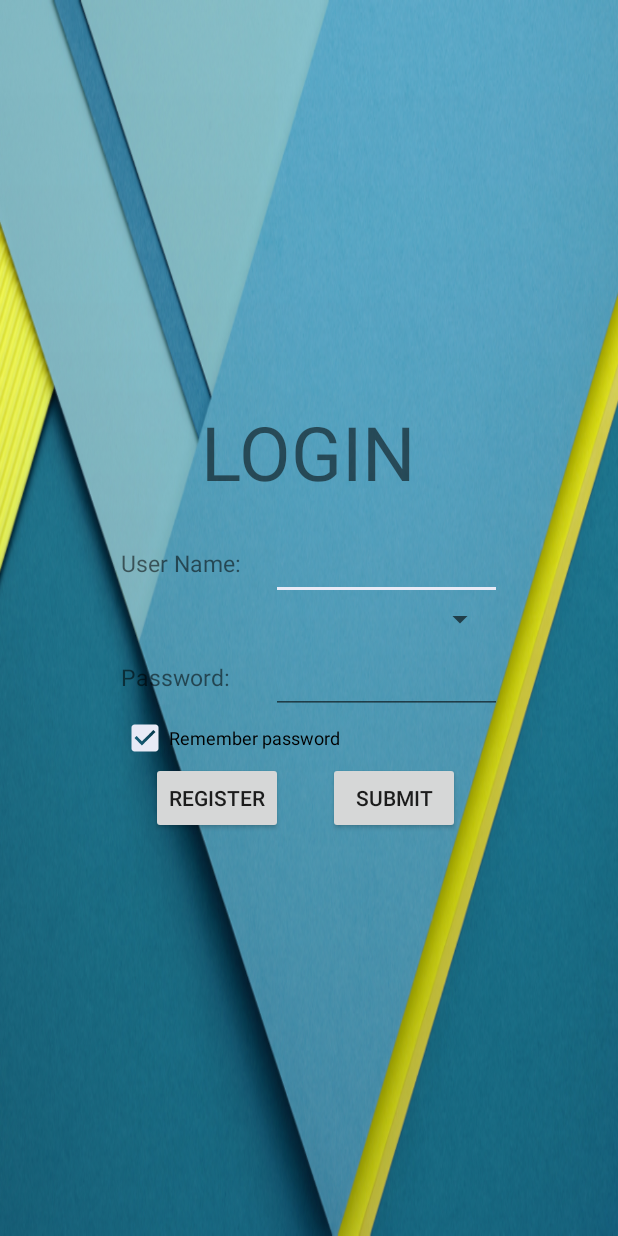
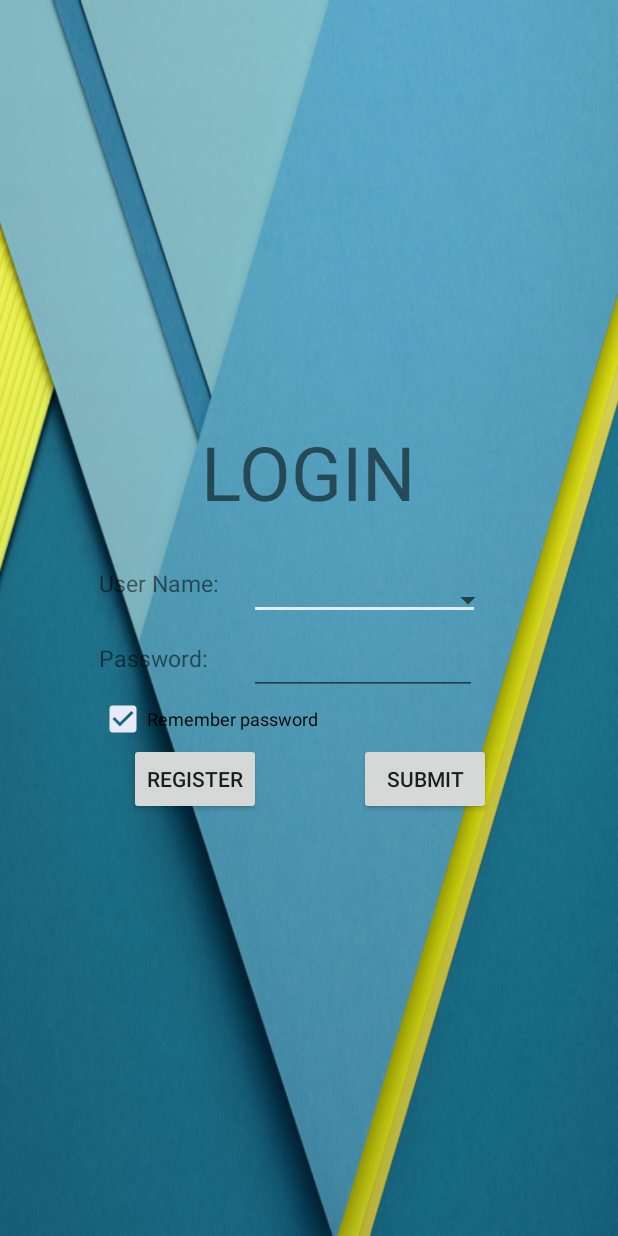
Before and after one commit to jeremy-liu1104/SHM, an Android app: the screen it shows after launch (MainActivity_Login), on a phone screen of 412 x 824 dp. Run offline under Robolectric (Android 15) with nearby library versions, the phone set to English and light mode, and no system bars.

Commit message:
Modify the UI.

```diff
--- a/app/src/main/res/layout/activity_login.xml
+++ b/app/src/main/res/layout/activity_login.xml
@@ -27,7 +27,7 @@
                 android:layout_gravity="center_horizontal" />
 
             <LinearLayout
-                android:layout_width="250dp"
+                android:layout_width="280dp"
                 android:layout_height="wrap_content"
                 android:layout_marginLeft="10dp"
                 android:layout_marginRight="10dp"
@@ -47,7 +47,8 @@
                         <LinearLayout
                             android:layout_width="wrap_content"
                             android:layout_height="50dp"
-                            android:orientation="horizontal" >
+                            android:orientation="horizontal"
+                            android:weightSum="1">
 
                             <TextView
                                 android:id="@+id/tv_account"
@@ -63,12 +64,15 @@
                                 android:layout_height="50dp" >
                             </AutoCompleteTextView>
 
+                            <Spinner
+                                android:layout_width="16dp"
+                                android:layout_height="15dp"
+                                android:id="@+id/spinner3"
+                                android:gravity="center"
+                                android:layout_gravity="bottom"
+                                android:layout_marginBottom="6dp" />
+
                         </LinearLayout>
-
-                        <Spinner
-                            android:layout_width="match_parent"
-                            android:layout_height="26dp"
-                            android:id="@+id/spinner3" />
 
                         <LinearLayout
                             android:layout_width="259dp"
@@ -84,7 +88,7 @@
 
                             <EditText
                                 android:id="@+id/passwordET"
-                                android:layout_width="fill_parent"
+                                android:layout_width="152dp"
                                 android:layout_height="50dp" >
                             </EditText>
                         </LinearLayout>
@@ -125,7 +129,7 @@
                         android:id="@+id/logBT"
                         android:layout_width="wrap_content"
                         android:layout_height="wrap_content"
-                        android:layout_marginLeft="20dp"
+                        android:layout_marginLeft="55dp"
                         android:layout_marginRight="10dp"
                         android:text="Submit" >
                     </Button>
```
